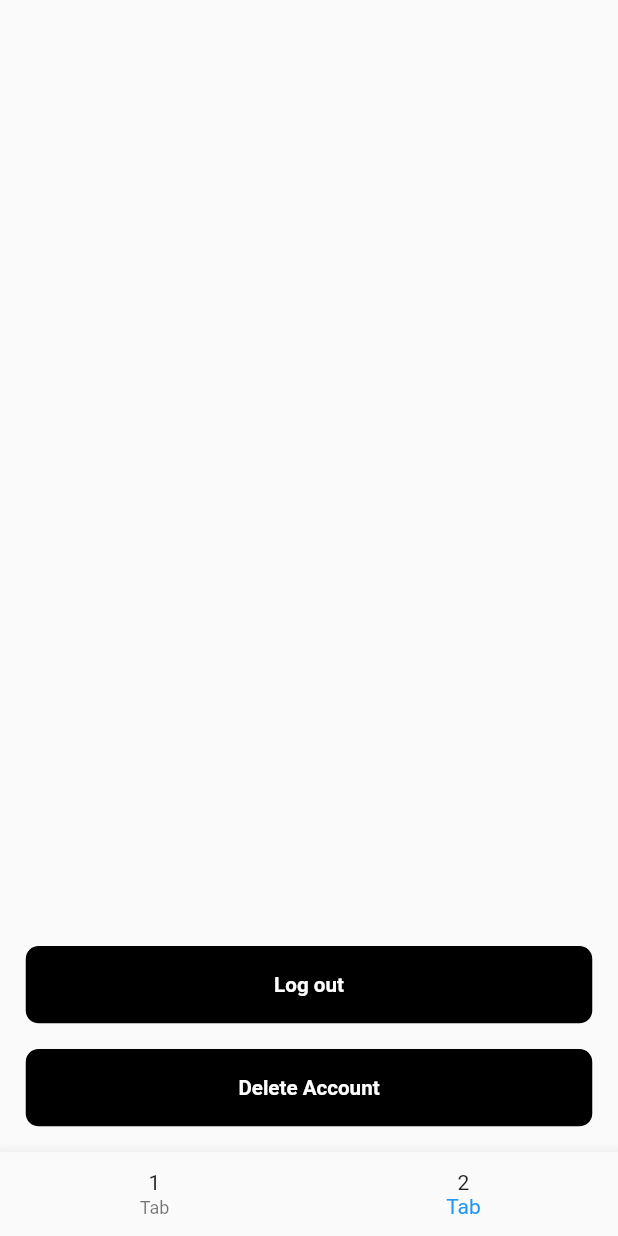
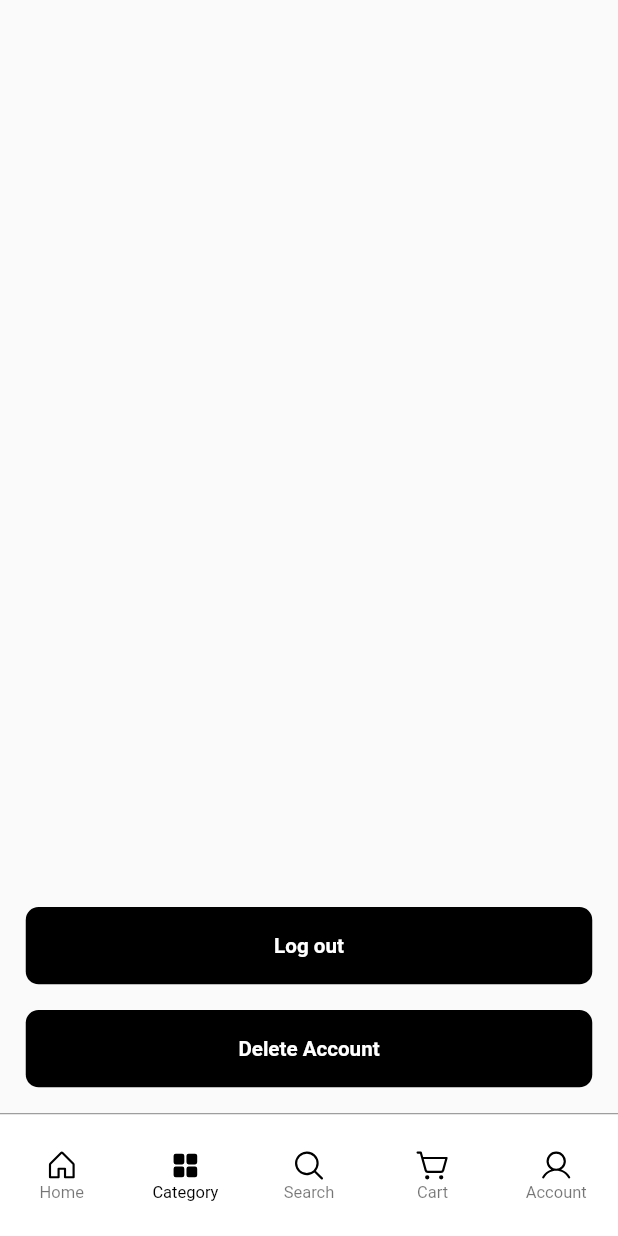
Before and after one commit to samarthasthan/ecommerceapp, a Flutter app: the screen it shows after launch, item 2 of the bottom bar chosen, after a tap on "Delete Account", on a phone screen of 412 x 824 dp. Run offline on Flutter 3.47's test engine with Material 2 defaults, Android fonts, the phone set to English and light mode, and no system bars; our stand-ins replace auto_size_text, cached_network_image, carousel_slider, flutter_keyboard_visibility, flutter_screenutil, get and 1 more; missing offline and left inert: api_cache_manager; network calls fail; statements that could not run were skipped.

Commit message:
mainmenu icons

```diff
--- a/lib/constants.dart
+++ b/lib/constants.dart
@@ -24,7 +24,7 @@ final TextEditingController baseUrlController = TextEditingController();
 
 //Urls
 
-String baseUrl = "https://c3e4-2a09-bac1-36a0-1d0-00-29e-e0.ngrok-free.app";
+String baseUrl = "http://13.127.83.79";
 const String registerUrl = "/register";
 const String verifyOTPUrl = '/verify-otp';
 const String loginUrl = '/login';
--- a/lib/controllers/delete_account_controller.dart
+++ b/lib/controllers/delete_account_controller.dart
@@ -10,7 +10,7 @@ class DeleteAccount extends GetxController {
       'Authorization': 'Bearer ${token.syncData}',
     };
 
-    var url = Uri.parse(baseUrl + '/user/delete');
+    var url = Uri.parse('$baseUrl/user/delete');
     var res = await http.get(url, headers: headers);
     print(res.statusCode);
     if (res.statusCode != 200) {
--- a/lib/main.dart
+++ b/lib/main.dart
@@ -47,7 +47,7 @@ class FruBayAppHome extends StatelessWidget {
     return ScreenUtilInit(
       designSize: const Size(360, 690),
       builder: (context, child) {
-        return GetMaterialApp(
+        return const GetMaterialApp(
           debugShowCheckedModeBanner: false,
           home: MainMenu(),
         );
--- a/lib/main_menu.dart
+++ b/lib/main_menu.dart
@@ -1,6 +1,9 @@
+import 'package:ecommerceapp/constants.dart';
 import 'package:ecommerceapp/views/home_page.dart';
 import 'package:ecommerceapp/views/profile_page.dart';
 import 'package:flutter/material.dart';
+import 'package:flutter_screenutil/flutter_screenutil.dart';
+import 'package:phosphor_flutter/phosphor_flutter.dart';
 
 class MainMenu extends StatefulWidget {
   const MainMenu({Key? key}) : super(key: key);
@@ -16,7 +19,10 @@ class _MainMenuState extends State<MainMenu> {
 
   int currentIndex = 0;
   final tabPages = [
-    HomePage(),
+    const HomePage(),
+    const ProfilePage(),
+    const ProfilePage(),
+    const ProfilePage(),
     const ProfilePage(),
   ];
 
@@ -25,6 +31,7 @@ class _MainMenuState extends State<MainMenu> {
     return Scaffold(
       body: PageView(
         /// Wrapping the tabs with PageView
+        physics: const NeverScrollableScrollPhysics(),
         controller: controller,
         children: tabPages,
         onPageChanged: (index) {
@@ -35,7 +42,25 @@ class _MainMenuState extends State<MainMenu> {
           });
         },
       ),
-      bottomNavigationBar: BottomNavigationBar(
+      bottomNavigationBar: Container(
+        decoration: const BoxDecoration(
+            border: Border(top: BorderSide(color: Colors.grey))),
+        height: 82,
+        child: Theme(
+          data: ThemeData(
+            splashColor: Colors.transparent,
+            highlightColor: Colors.transparent,
+          ),
+          child: BottomNavigationBar(
+            type: BottomNavigationBarType.fixed,
+            backgroundColor: Colors.white,
+            elevation: 0,
+            iconSize: 20.sp,
+            selectedFontSize: 11.0,
+            unselectedFontSize: 11.0,
+            showSelectedLabels: true,
+            showUnselectedLabels: true,
+            selectedItemColor: blackColor,
             currentIndex: currentIndex,
             onTap: (index) {
               controller.jumpToPage(index);
@@ -45,10 +70,61 @@ class _MainMenuState extends State<MainMenu> {
                 currentIndex = index;
               });
             },
-        items: const [
-          BottomNavigationBarItem(icon: Text("1"), label: "Tab"),
-          BottomNavigationBarItem(icon: Text("2"), label: "Tab"),
+            items: [
+              BottomNavigationBarItem(
+                icon: PhosphorIcon(
+                  PhosphorIcons.regular.house,
+                  color: blackColor,
+                ),
+                label: "Home",
+                activeIcon: PhosphorIcon(
+                  PhosphorIcons.fill.house,
+                  color: blackColor,
+                ),
+              ),
+              BottomNavigationBarItem(
+                  icon: PhosphorIcon(
+                    PhosphorIcons.regular.squaresFour,
+                    color: blackColor,
+                  ),
+                  activeIcon: PhosphorIcon(
+                    PhosphorIcons.fill.squaresFour,
+                    color: blackColor,
+                  ),
+                  label: "Category"),
+              BottomNavigationBarItem(
+                  icon: PhosphorIcon(
+                    PhosphorIcons.regular.magnifyingGlass,
+                    color: blackColor,
+                  ),
+                  activeIcon: PhosphorIcon(
+                    PhosphorIcons.fill.magnifyingGlass,
+                    color: blackColor,
+                  ),
+                  label: "Search"),
+              BottomNavigationBarItem(
+                  icon: PhosphorIcon(
+                    PhosphorIcons.regular.shoppingCartSimple,
+                    color: blackColor,
+                  ),
+                  activeIcon: PhosphorIcon(
+                    PhosphorIcons.fill.shoppingCartSimple,
+                    color: blackColor,
+                  ),
+                  label: "Cart"),
+              BottomNavigationBarItem(
+                  icon: PhosphorIcon(
+                    PhosphorIcons.regular.user,
+                    color: blackColor,
+                  ),
+                  activeIcon: PhosphorIcon(
+                    PhosphorIcons.fill.user,
+                    color: blackColor,
+                  ),
+                  label: "Account"),
             ],
+          ),
+        ),
       ),
     );
   }
--- a/lib/models/login_model.dart
+++ b/lib/models/login_model.dart
@@ -10,9 +10,9 @@ class LoginModel {
   }
 
   Map<String, dynamic> toJson() {
-    final Map<String, dynamic> data = new Map<String, dynamic>();
-    data['access_token'] = this.accessToken;
-    data['token_type'] = this.tokenType;
+    final Map<String, dynamic> data = <String, dynamic>{};
+    data['access_token'] = accessToken;
+    data['token_type'] = tokenType;
     return data;
   }
 }
--- a/lib/views/auth/login_page.dart
+++ b/lib/views/auth/login_page.dart
@@ -169,7 +169,7 @@ class LoginPage extends StatelessWidget {
                               Navigator.pushAndRemoveUntil(context,
                                   MaterialPageRoute(
                                       builder: (BuildContext context) {
-                                return MainMenu();
+                                return const MainMenu();
                               }), (r) {
                                 return false;
                               });
--- a/lib/views/auth/verify_mail_page.dart
+++ b/lib/views/auth/verify_mail_page.dart
@@ -67,7 +67,7 @@ class VerifyMailPage extends StatelessWidget {
           return Padding(
             padding: EdgeInsets.symmetric(horizontal: padding),
             child: SingleChildScrollView(
-              physics: NeverScrollableScrollPhysics(),
+              physics: const NeverScrollableScrollPhysics(),
               child: SizedBox(
                 width: double.infinity,
                 height: double.maxFinite,
--- a/lib/views/home_page.dart
+++ b/lib/views/home_page.dart
@@ -14,9 +14,10 @@ import 'package:flutter/cupertino.dart';
 import 'package:flutter/material.dart';
 import 'package:flutter_screenutil/flutter_screenutil.dart';
 import 'package:get/get.dart';
+import 'package:phosphor_flutter/phosphor_flutter.dart';
 
 class HomePage extends StatefulWidget {
-  HomePage({super.key});
+  const HomePage({super.key});
 
   @override
   State<HomePage> createState() => _HomePageState();
@@ -32,12 +33,30 @@ class _HomePageState extends State<HomePage>
     return Scaffold(
         appBar: AppBar(
           backgroundColor: whiteColor,
+          centerTitle: false,
           title: BigHeading(
             text: "FruBay",
             color: blackColor,
-            weight: FontWeight.w800,
+            weight: FontWeight.w900,
           ),
+          actions: [
+            PhosphorIcon(
+              PhosphorIcons.regular.bell,
+              color: blackColor,
+            ),
+            SizedBox(
+              width: padding / 2,
+            ),
+            PhosphorIcon(
+              PhosphorIcons.regular.heart,
+              color: blackColor,
+            ),
+            SizedBox(
+              width: padding,
+            )
+          ],
           elevation: 0,
+          toolbarHeight: 40,
         ),
         body: FutureBuilder(
             future: homePageController.getHomePage(),
--- a/lib/views/profile_page.dart
+++ b/lib/views/profile_page.dart
@@ -4,7 +4,6 @@ import 'package:ecommerceapp/controllers/delete_account_controller.dart';
 import 'package:ecommerceapp/controllers/nagivation_animations/up_down_navigation.dart';
 import 'package:ecommerceapp/views/boarding/onboard_page.dart';
 import 'package:ecommerceapp/views/widgets/buttons/basic_text_button.dart';
-import 'package:flutter/cupertino.dart';
 import 'package:flutter/material.dart';
 
 class ProfilePage extends StatefulWidget {
--- a/pubspec.yaml
+++ b/pubspec.yaml
@@ -42,6 +42,7 @@ dependencies:
   flutter_keyboard_visibility: ^5.4.1
   api_cache_manager: ^1.0.2
   carousel_slider: ^4.2.1
+  phosphor_flutter: ^2.0.0
 
 dev_dependencies:
   flutter_test:
```
Also changed, not shown: lib/models/homepage/home_page_model.dart (+23 -23 lines), lib/models/homepage/home_page_widgets.dart (+18 -18 lines), pubspec.lock. Lines whose indentation alone changed are shown as unchanged.
